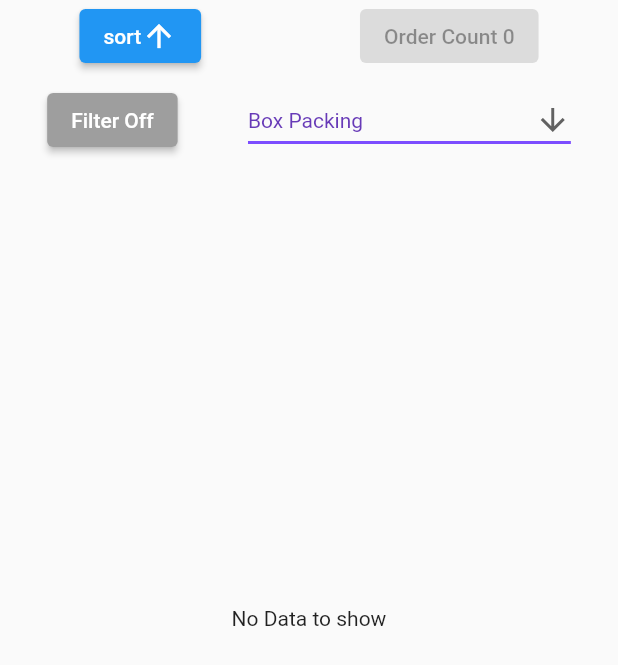
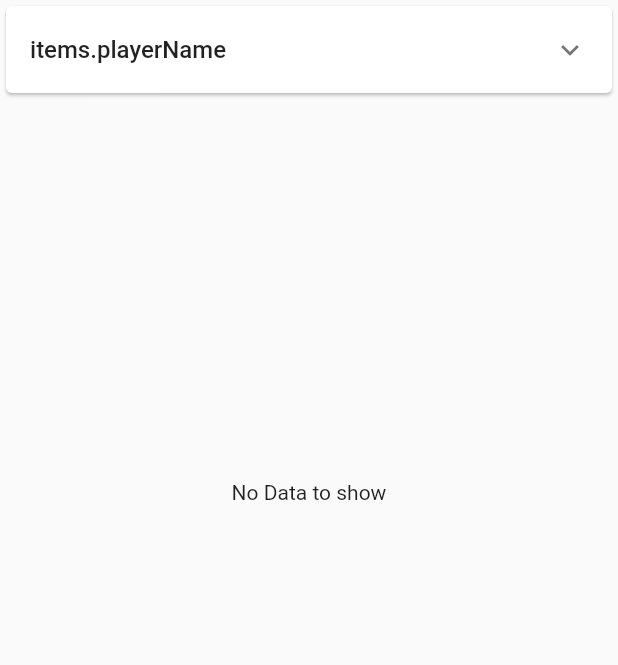
Before and after one commit to C-m3-Codin/Apostrophe__2, a Flutter app: the ShowAllOrders screen opened directly with empty values, on a phone screen of 412 x 824 dp. Shown: the top 665 px of the screen. Run offline on Flutter 3.47's test engine with Material 2 defaults, Android fonts, the phone set to English and light mode, and no system bars; our stand-ins replace flutter_map, introduction_screen, latlong2, shared_preferences; missing offline and left inert: bottom_bar, flutter_json_view; accounts and stored records are empty; network calls fail.

Commit message:
filter fixin

```diff
--- a/lib/AllOrders.dart
+++ b/lib/AllOrders.dart
@@ -26,9 +26,11 @@ class _ShowAllOrdersState extends State<ShowAllOrders> {
   bool orderSortUp = true;
   bool FilterOn = false;
   int page = 0;
-  String FilterBy = "payment_method";
-  String filter = "cod";
+  String FilterBy = "status";
+  String filter = "New Order";
   String sort = "ASC";
+  List<String> dropOptions = statusCodeVals.keys.toList();
+  // ["cod", "prepaid orders"];
 
   Future<bool> getFilteredApi(int page) async {
     print("gonna fetch filter");
@@ -159,9 +161,14 @@ class _ShowAllOrdersState extends State<ShowAllOrders> {
         child: Column(
           children: [
             Container(
-              height: 150,
-              child: Column(
-                children: [
+                // height: 250,
+                child: Card(
+                    child: ExpansionTile(
+              title: Text(
+                "items.playerName",
+                style: TextStyle(fontSize: 16.0, fontWeight: FontWeight.w500),
+              ),
+              children: <Widget>[
                 Row(
                   mainAxisAlignment: MainAxisAlignment.spaceAround,
                   children: [
@@ -222,19 +229,41 @@ class _ShowAllOrdersState extends State<ShowAllOrders> {
                           child: FilterOn
                               ? Text("Filter On")
                               : Text("Filter Off")),
+                      Column(
+                        children: [
+                          ElevatedButton(
+                              onPressed: () {
+                                FilterBy = "payment_method";
+                              },
+                              child: Text("Payment method")),
+                          ElevatedButton(
+                              onPressed: () {
+                                FilterBy = "channel_order_id";
+                              },
+                              child: Text("channel order  id")),
+                          ElevatedButton(
+                              onPressed: () {
+                                FilterBy = "status";
+                                statusCodeVals.keys.toList();
+                              },
+                              child: Text("status")),
+                        ],
+                      ),
                       DropdownButton<String>(
                         value: dropdownValue,
                         icon: const Icon(Icons.arrow_downward),
                         elevation: 16,
                         style: const TextStyle(color: Colors.deepPurple),
                         underline: Container(
-                            width: 100,
+                          width: 50,
                           height: 2,
                           color: Colors.deepPurpleAccent,
                         ),
                         onChanged: (String? newValue) {
-                            FilterBy = "status";
-                            filter = statusCodeVals[newValue].toString();
+                          // FilterBy = "status";
+                          filter = filter == "status"
+                              ? statusCodeVals[newValue].toString()
+                              : newValue.toString();
 
                           setState(() {
                             if (FilterOn) {
@@ -243,7 +272,7 @@ class _ShowAllOrdersState extends State<ShowAllOrders> {
                             dropdownValue = newValue!;
                           });
                         },
-                          items: statusCodeVals.keys
+                        items: dropOptions
                             .map<DropdownMenuItem<String>>((String value) {
                           return DropdownMenuItem<String>(
                             value: value,
@@ -255,8 +284,7 @@ class _ShowAllOrdersState extends State<ShowAllOrders> {
                   ),
                 )
               ],
-              ),
-            ),
+            ))),
             FutureBuilder(
               // future: orders,
               builder: (BuildContext context, AsyncSnapshot<Orders> snapshot) {
```
Lines whose indentation alone changed are shown as unchanged.
